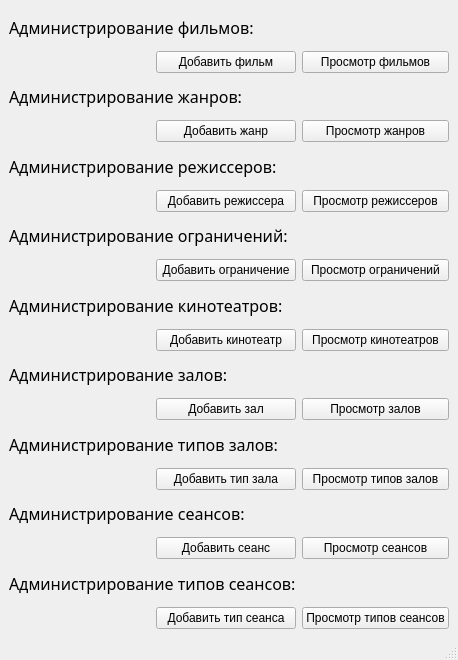
Qt form db_cinema_project/ui/main.ui (goo-goo-goo-joob/hse_db_course) before a commit.
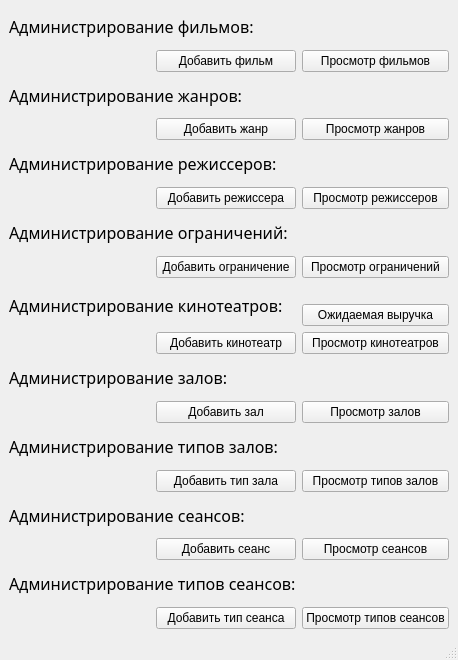
The same form after that commit.

```diff
--- a/db_cinema_project/ui/main.ui
+++ b/db_cinema_project/ui/main.ui
@@ -270,6 +270,13 @@
       </property>
      </widget>
     </item>
+    <item row="17" column="2">
+     <widget class="QPushButton" name="money_btn">
+      <property name="text">
+       <string>Ожидаемая выручка</string>
+      </property>
+     </widget>
+    </item>
    </layout>
   </widget>
   <widget class="QStatusBar" name="statusbar"/>
```
